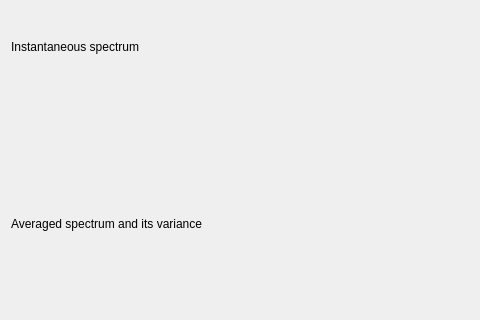
Old version of the form mainwindow.ui in the repository lockie/wavplot; both pictures show x 0 to 480 and y 275 to 595 of the 614 by 595 pixel window.
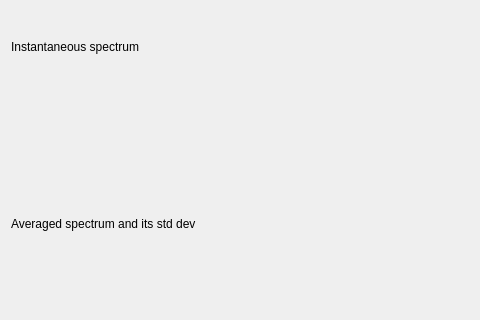
New version of the form. Icons and pictures are not drawn. Custom widgets are drawn as their Qt base class.

```diff
--- a/mainwindow.ui
+++ b/mainwindow.ui
@@ -40,7 +40,7 @@
       <item row="2" column="0">
        <widget class="QLabel" name="label_3">
         <property name="text">
-         <string>Averaged spectrum and its variance</string>
+         <string>Averaged spectrum and its std dev</string>
         </property>
        </widget>
       </item>
```
